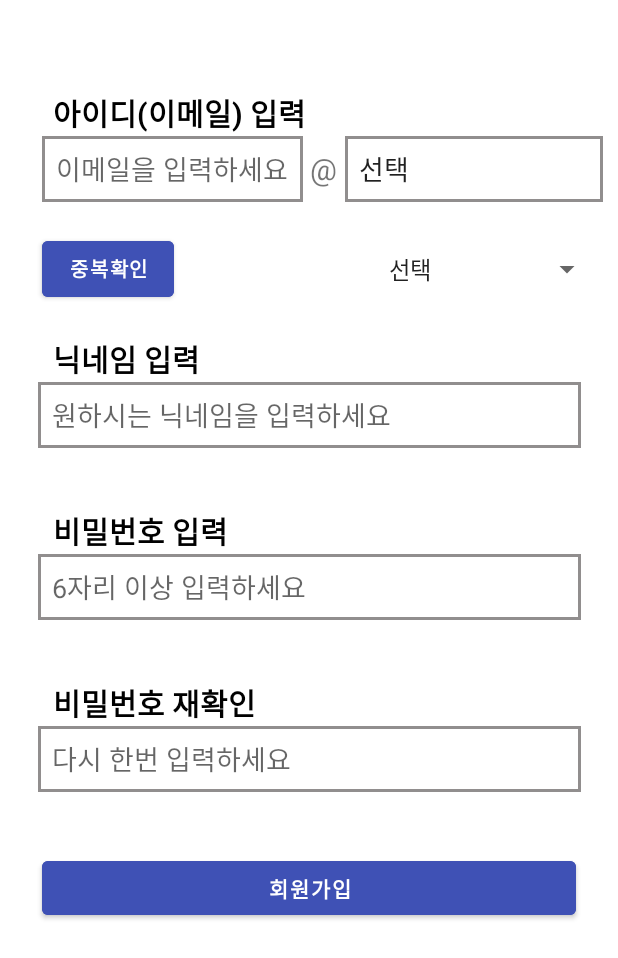
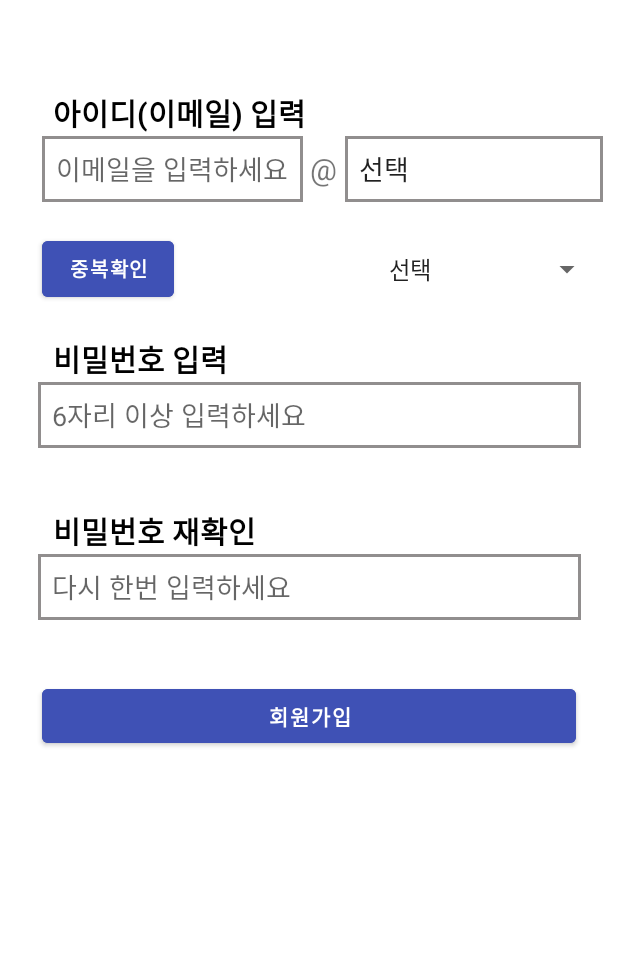
Before and after one commit to leejunho0626/Team6, an Android app: the screen it shows after launch (Register), after a tap on "회원가입", on a phone screen of 412 x 824 dp. Shown: the top 958 px of the screen. Run offline under Robolectric (Android 15) with nearby library versions, the phone set to English and light mode, and no system bars; our stand-ins replace Firebase (no records; nobody signed in at launch, a user with empty details on screens opened directly); libraries missing offline, so code that uses them is left out: com.kakao.auth, com.kakao.network, com.kakao.usermgmt, com.kakao.util; 3 statements that could not run were skipped.

Commit message:
카카오 파이어베이스 연동

```diff
--- a/AndroidStudioProjects/HelloRoutine/app/src/main/java/com/example/helloroutine/Login.java
+++ b/AndroidStudioProjects/HelloRoutine/app/src/main/java/com/example/helloroutine/Login.java
@@ -9,11 +9,15 @@ import android.widget.CheckBox;
 import android.widget.EditText;
 import android.widget.Toast;
 
+import androidx.annotation.NonNull;
 import androidx.appcompat.app.AppCompatActivity;
 import androidx.appcompat.app.AppCompatDelegate;
 
 import com.google.android.gms.auth.api.signin.GoogleSignInClient;
 import com.google.android.gms.common.SignInButton;
+import com.google.android.gms.tasks.OnCompleteListener;
+import com.google.android.gms.tasks.Task;
+import com.google.firebase.auth.AuthResult;
 import com.google.firebase.auth.FirebaseAuth;
 import com.kakao.auth.ApiErrorCode;
 import com.kakao.auth.AuthType;
@@ -51,12 +55,13 @@ public class Login extends AppCompatActivity {
         btnRegister = findViewById(R.id.btnRegister);
         checkBox = findViewById(R.id.saveLogin);
         btnKakao = findViewById(R.id.btnKakao);
+        firebaseAuth = FirebaseAuth.getInstance();
 
         //카카오 로그인 콜백 초기화
         sessionCallback = new SessionCallback();
         Session.getCurrentSession().addCallback(sessionCallback);
         //앱 실행 시 로그인 토큰이 있으면 자동으로 로그인 수행
-        //Session.getCurrentSession().checkAndImplicitOpen();
+        Session.getCurrentSession().checkAndImplicitOpen();
 
         //로그인 버튼
         btnLogin.setOnClickListener(new View.OnClickListener() {
@@ -115,7 +120,14 @@ public class Login extends AppCompatActivity {
 
                 @Override
                 public void onSuccess(MeV2Response result) {
-                    Intent intent = new Intent(getApplicationContext(), MainActivity.class);
+
+                    final String id = "k"+result.getKakaoAccount().getEmail().toString().trim();
+                    final String adminPW = "adminPW";
+                    firebaseAuth.createUserWithEmailAndPassword(id, adminPW).addOnCompleteListener(Login.this, new OnCompleteListener<AuthResult>() {
+                        @Override
+                        public void onComplete(@NonNull Task<AuthResult> task) {
+                            if (task.isSuccessful()) {
+                                Intent intent = new Intent(Login.this, MainActivity.class);
                                 intent.putExtra("name", result.getNickname());
 
                                 if(result.getKakaoAccount().hasEmail() == OptionalBoolean.TRUE)
@@ -124,6 +136,23 @@ public class Login extends AppCompatActivity {
                                     intent.putExtra("email", "none");
                                 startActivity(intent);
                                 finish();
+                            }
+                            else {
+                                Intent intent = new Intent(Login.this, MainActivity.class);
+                                intent.putExtra("name", result.getNickname());
+
+                                if(result.getKakaoAccount().hasEmail() == OptionalBoolean.TRUE)
+                                    intent.putExtra("email", result.getKakaoAccount().getEmail());
+                                else
+                                    intent.putExtra("email", "none");
+                                startActivity(intent);
+                                finish();
+
+                            }
+                        }
+                    });
+
+
                 }
             });
         }
--- a/AndroidStudioProjects/HelloRoutine/app/src/main/java/com/example/helloroutine/Register.java
+++ b/AndroidStudioProjects/HelloRoutine/app/src/main/java/com/example/helloroutine/Register.java
@@ -22,12 +22,11 @@ import com.google.android.gms.tasks.Task;
 import com.google.firebase.auth.AuthResult;
 import com.google.firebase.auth.FirebaseAuth;
 import com.google.firebase.auth.FirebaseUser;
-import com.google.firebase.firestore.FirebaseFirestore;
 
 public class Register extends AppCompatActivity {
 
-    TextView txtError1, txtError2, txtError3, txtError4;
-    EditText edtID, edtPw, edtPW2, pickEmail, edtNick;
+    TextView txtError1, txtError2, txtError3;
+    EditText edtID, edtPw, edtPW2, pickEmail;
     Button btOk, btCheckId;
     String[] items = {"선택","naver.com","daum.net","nate.com","yahoo.com","hanmail.com","직접입력"}; //이메일 선택
     private FirebaseAuth firebaseAuth;
@@ -42,11 +41,9 @@ public class Register extends AppCompatActivity {
         txtError1 = findViewById(R.id.txtError1);
         txtError2 = findViewById(R.id.txtError2);
         txtError3 = findViewById(R.id.txtError3);
-        txtError4 = findViewById(R.id.txtError4);
         edtID = findViewById(R.id.edtID);
         edtPw = findViewById(R.id.edtPW);
         edtPW2 = findViewById(R.id.edtPW2);
-        edtNick = findViewById(R.id.edtNick);
         pickEmail = findViewById(R.id.edtEmail);
         btOk = findViewById(R.id.btnOk);
         btCheckId = findViewById(R.id.btnCheckID);
@@ -102,35 +99,6 @@ public class Register extends AppCompatActivity {
                         }
                     }
                 });
-            }
-        });
-
-        //닉네입 입력 중복 시
-        edtNick.addTextChangedListener(new TextWatcher() {
-            @Override
-            public void beforeTextChanged(CharSequence charSequence, int i, int i1, int i2) {
-
-            }
-
-            @Override
-            public void onTextChanged(CharSequence charSequence, int i, int i1, int i2) {
-
-            }
-
-            @Override
-            public void afterTextChanged(Editable editable) {
-                FirebaseFirestore db = FirebaseFirestore.getInstance();
-                String nick = edtNick.getText().toString();
-                if (nick.length()>0) {
-                    txtError4.setText("이미 존재한 닉네임입니다.");
-                    txtError4.setTextColor(Color.RED);
-                    edtNick.setBackgroundResource(R.drawable.red_edittext);  //테투리 흰색으로 변경
-                }
-                else{
-                    txtError4.setText("사용할 수 있습니다.");    // 경고 메세지
-                    txtError4.setTextColor(Color.parseColor("#4CAF50"));
-                    edtNick.setBackgroundResource(R.drawable.white_edittext);  // 적색 테두리 적용
-                }
             }
         });
 
--- a/AndroidStudioProjects/HelloRoutine/app/src/main/res/layout/register.xml
+++ b/AndroidStudioProjects/HelloRoutine/app/src/main/res/layout/register.xml
@@ -107,41 +107,6 @@
 
             </LinearLayout>
 
-            <TextView
-                android:id="@+id/textView4"
-                android:layout_width="wrap_content"
-                android:layout_height="wrap_content"
-                android:text="닉네임 입력"
-                android:textColor="@color/black"
-                android:textSize="20dp"
-                android:textStyle="bold"
-                android:paddingTop="20dp"
-                android:paddingLeft="35dp"
-                android:layout_gravity="left"
-                tools:ignore="MissingConstraints"/>
-
-            //닉네임 입력창
-            <EditText
-                android:id="@+id/edtNick"
-                android:layout_width="wrap_content"
-                android:layout_height="45dp"
-                android:ems="17"
-                android:singleLine="true"
-                android:background="@drawable/white_edittext"
-                android:paddingLeft="10dp"
-                android:hint="원하시는 닉네임을 입력하세요"
-                tools:ignore="MissingConstraints"/>
-
-            <TextView
-                android:id="@+id/txtError4"
-                android:layout_width="wrap_content"
-                android:layout_height="wrap_content"
-                tools:text="오류 메시지"
-                android:textColor="#FF0000"
-                android:textSize="14dp"
-                android:paddingLeft="30dp"
-                android:layout_gravity="left"
-                tools:ignore="MissingConstraints"/>
 
             <TextView
                 android:id="@+id/textView2"
```
Also changed, not shown: AndroidStudioProjects/HelloRoutine/app/src/main/res/drawable/kakao_image.JPG (added). Lines whose indentation alone changed are shown as unchanged.
